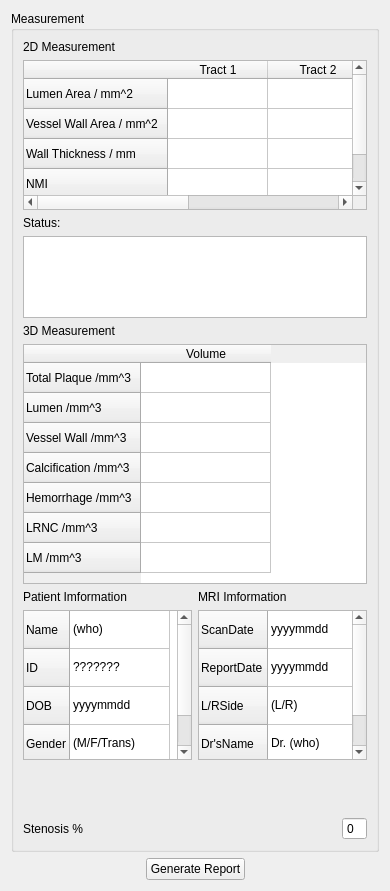
First picture: the form in codes/UI/MeasurementWidget.ui, repository wuzhuobin/PlaqueQuant, before the edit.
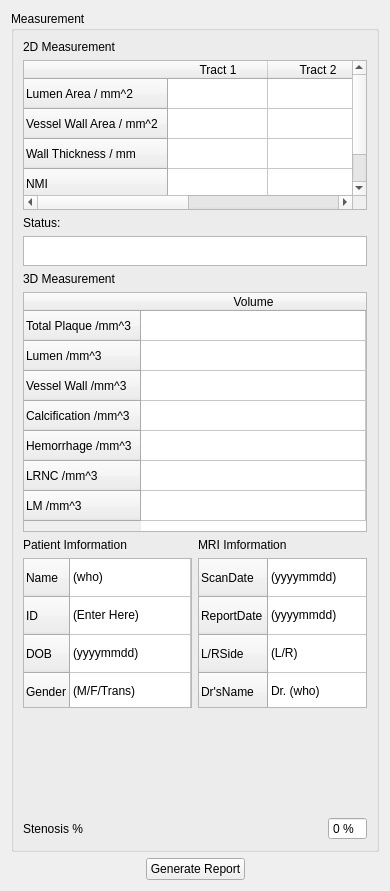
Second picture: the form after the edit.

Patch:
```diff
--- a/codes/UI/MeasurementWidget.ui
+++ b/codes/UI/MeasurementWidget.ui
@@ -162,7 +162,7 @@
         <property name="maximumSize">
          <size>
           <width>16777215</width>
-          <height>16777215</height>
+          <height>30</height>
          </size>
         </property>
         <property name="autoFillBackground">
@@ -200,12 +200,21 @@
           <height>240</height>
          </size>
         </property>
+        <property name="frameShape">
+         <enum>QFrame::StyledPanel</enum>
+        </property>
+        <property name="frameShadow">
+         <enum>QFrame::Sunken</enum>
+        </property>
         <property name="editTriggers">
          <set>QAbstractItemView::NoEditTriggers</set>
         </property>
         <attribute name="horizontalHeaderDefaultSectionSize">
          <number>130</number>
         </attribute>
+        <attribute name="horizontalHeaderStretchLastSection">
+         <bool>true</bool>
+        </attribute>
         <row>
          <property name="text">
           <string>Total Plaque /mm^3</string>
@@ -270,7 +279,7 @@
         <item row="1" column="0">
          <widget class="QTableWidget" name="patientTableWidget">
           <property name="sizePolicy">
-           <sizepolicy hsizetype="Preferred" vsizetype="Minimum">
+           <sizepolicy hsizetype="Preferred" vsizetype="Preferred">
             <horstretch>0</horstretch>
             <verstretch>0</verstretch>
            </sizepolicy>
@@ -281,12 +290,24 @@
             <height>150</height>
            </size>
           </property>
+          <property name="verticalScrollBarPolicy">
+           <enum>Qt::ScrollBarAlwaysOff</enum>
+          </property>
+          <property name="horizontalScrollBarPolicy">
+           <enum>Qt::ScrollBarAlwaysOff</enum>
+          </property>
           <attribute name="horizontalHeaderVisible">
            <bool>false</bool>
           </attribute>
+          <attribute name="horizontalHeaderStretchLastSection">
+           <bool>true</bool>
+          </attribute>
           <attribute name="verticalHeaderDefaultSectionSize">
            <number>38</number>
           </attribute>
+          <attribute name="verticalHeaderStretchLastSection">
+           <bool>true</bool>
+          </attribute>
           <row>
            <property name="text">
             <string>Name</string>
@@ -319,12 +340,12 @@
           </item>
           <item row="1" column="0">
            <property name="text">
-            <string>???????</string>
+            <string>(Enter Here)</string>
            </property>
           </item>
           <item row="2" column="0">
            <property name="text">
-            <string>yyyymmdd</string>
+            <string>(yyyymmdd)</string>
            </property>
           </item>
           <item row="3" column="0">
@@ -348,6 +369,18 @@
             <height>150</height>
            </size>
           </property>
+          <property name="verticalScrollBarPolicy">
+           <enum>Qt::ScrollBarAlwaysOff</enum>
+          </property>
+          <property name="horizontalScrollBarPolicy">
+           <enum>Qt::ScrollBarAlwaysOff</enum>
+          </property>
+          <property name="selectionMode">
+           <enum>QAbstractItemView::NoSelection</enum>
+          </property>
+          <property name="textElideMode">
+           <enum>Qt::ElideNone</enum>
+          </property>
           <attribute name="horizontalHeaderVisible">
            <bool>false</bool>
           </attribute>
@@ -360,6 +393,9 @@
           <attribute name="verticalHeaderMinimumSectionSize">
            <number>20</number>
           </attribute>
+          <attribute name="verticalHeaderStretchLastSection">
+           <bool>true</bool>
+          </attribute>
           <row>
            <property name="text">
             <string>ScanDate</string>
@@ -387,12 +423,12 @@
           </column>
           <item row="0" column="0">
            <property name="text">
-            <string>yyyymmdd</string>
+            <string>(yyyymmdd)</string>
            </property>
           </item>
           <item row="1" column="0">
            <property name="text">
-            <string>yyyymmdd</string>
+            <string>(yyyymmdd)</string>
            </property>
           </item>
           <item row="2" column="0">
@@ -452,6 +488,9 @@
           <property name="buttonSymbols">
            <enum>QAbstractSpinBox::NoButtons</enum>
           </property>
+          <property name="suffix">
+           <string> %</string>
+          </property>
          </widget>
         </item>
        </layout>
```
Left out of the diff: 3 changed lines with no effect on the pictures.
